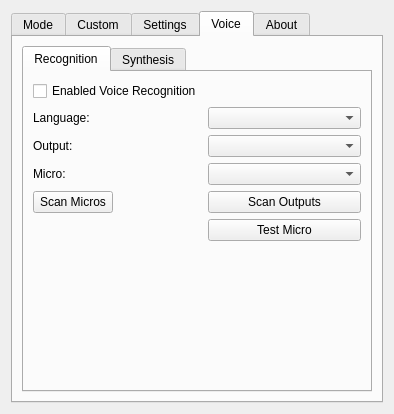
Qt form software/dialog.ui (boucaron/3DMouse) before a commit.
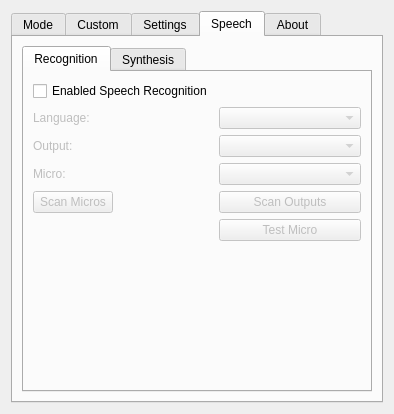
The same form after that commit. The open tabs and pages were chosen to show the change. Icons and pictures are not drawn.

What changed in the file:
```diff
--- a/software/dialog.ui
+++ b/software/dialog.ui
@@ -552,7 +552,7 @@
      </widget>
      <widget class="QWidget" name="tab_6">
       <attribute name="title">
-       <string>Voice</string>
+       <string>Speech</string>
       </attribute>
       <layout class="QHBoxLayout" name="horizontalLayout">
        <item>
@@ -566,10 +566,17 @@
           </attribute>
           <layout class="QFormLayout" name="formLayout">
            <item row="1" column="1">
-            <widget class="QComboBox" name="recognitionLanguage"/>
+            <widget class="QComboBox" name="recognitionLanguage">
+             <property name="enabled">
+              <bool>false</bool>
+             </property>
+            </widget>
            </item>
            <item row="1" column="0">
             <widget class="QLabel" name="label_2">
+             <property name="enabled">
+              <bool>false</bool>
+             </property>
              <property name="text">
               <string>Language:</string>
              </property>
@@ -578,15 +585,22 @@
            <item row="0" column="0">
             <widget class="QCheckBox" name="voiceRecognition">
              <property name="text">
-              <string>Enabled Voice Recognition</string>
+              <string>Enabled Speech Recognition</string>
              </property>
             </widget>
            </item>
            <item row="4" column="1">
-            <widget class="QComboBox" name="micros"/>
+            <widget class="QComboBox" name="micros">
+             <property name="enabled">
+              <bool>false</bool>
+             </property>
+            </widget>
            </item>
            <item row="4" column="0">
             <widget class="QLabel" name="label_5">
+             <property name="enabled">
+              <bool>false</bool>
+             </property>
              <property name="text">
               <string>Micro:</string>
              </property>
@@ -594,6 +608,9 @@
            </item>
            <item row="8" column="1">
             <widget class="QPushButton" name="testMicro">
+             <property name="enabled">
+              <bool>false</bool>
+             </property>
              <property name="text">
               <string>Test Micro</string>
              </property>
@@ -601,16 +618,26 @@
            </item>
            <item row="3" column="0">
             <widget class="QLabel" name="label_6">
+             <property name="enabled">
+              <bool>false</bool>
+             </property>
              <property name="text">
               <string>Output:</string>
              </property>
             </widget>
            </item>
            <item row="3" column="1">
-            <widget class="QComboBox" name="outputs"/>
+            <widget class="QComboBox" name="outputs">
+             <property name="enabled">
+              <bool>false</bool>
+             </property>
+            </widget>
            </item>
            <item row="5" column="1">
             <widget class="QPushButton" name="scanOutputs">
+             <property name="enabled">
+              <bool>false</bool>
+             </property>
              <property name="text">
               <string>Scan Outputs</string>
              </property>
@@ -618,6 +645,9 @@
            </item>
            <item row="5" column="0">
             <widget class="QPushButton" name="scanMicros">
+             <property name="enabled">
+              <bool>false</bool>
+             </property>
              <property name="text">
               <string>Scan Micros</string>
              </property>
```
Left out of the diff: 10 changed lines with no effect on the pictures.
